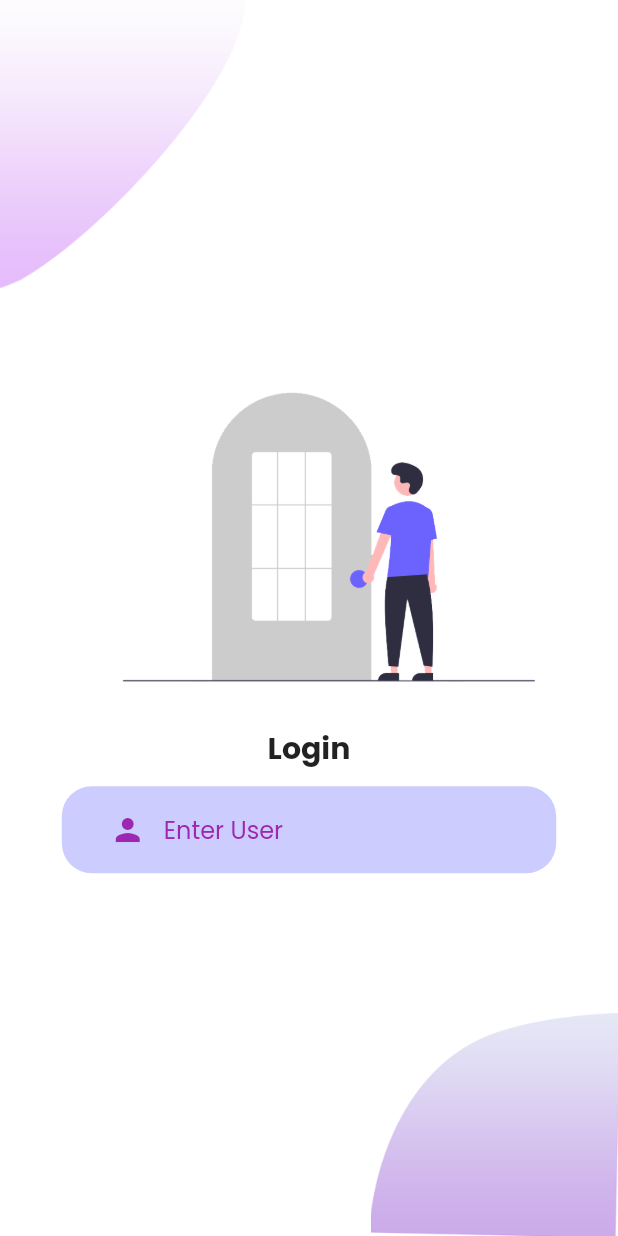
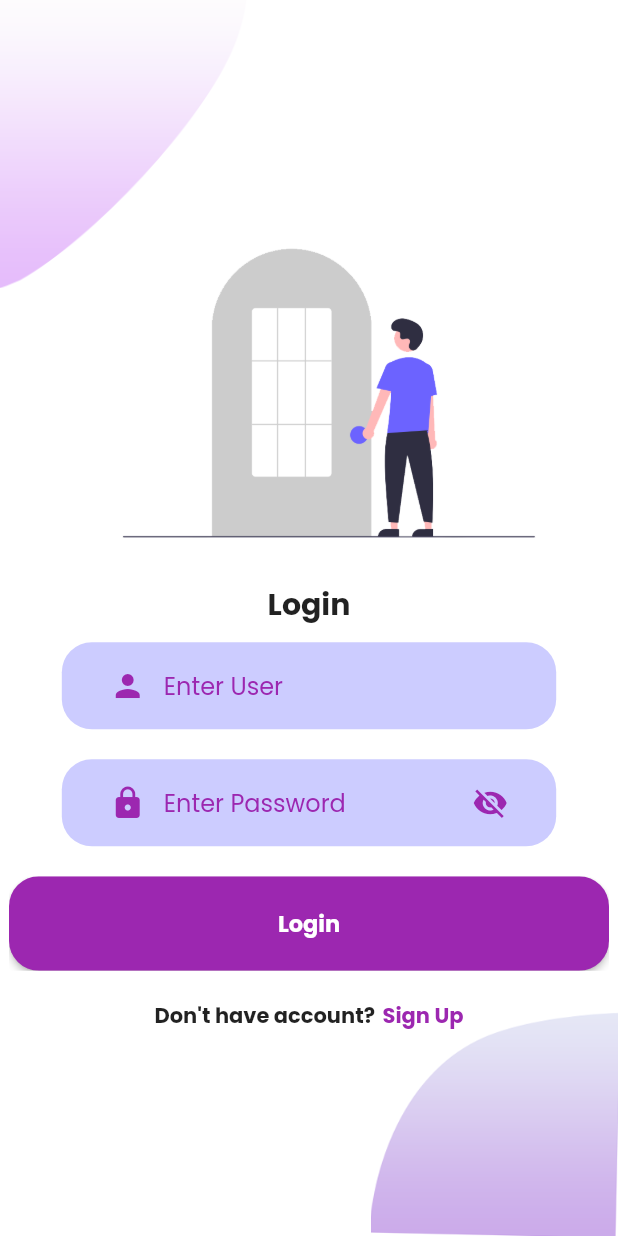
Before and after one commit to alishah514/attendance_management_system, a Flutter app: the screen it shows after launch, after a tap on "LOGIN", on a phone screen of 412 x 824 dp. Run offline on Flutter 3.47's test engine with Material 2 defaults, Android fonts, the phone set to English and light mode, and no system bars; our stand-ins replace google_fonts.

Commit message:
Day 5 completed login page design completed password visibility feature implemented

```diff
--- /dev/null
+++ b/lib/view/login/components/password_field.dart
@@ -0,0 +1,77 @@
+import 'package:flutter/material.dart';
+
+class UserPassTextField extends StatefulWidget {
+  UserPassTextField({
+    Key? key,
+    required this.userPassController,
+    required this.userPassErrorText,
+    required this.userPassHintText,
+    required this.userPassHintTextColor,
+    required this.userPassTextFieldPrefixIcon,
+    required this.userPassTextFieldPrefixIconColor,
+    required this.onUserPassValueChange,
+    required this.suffixIcon,
+    required this.suffixIconColor,
+  }) : super(key: key);
+
+  final TextEditingController userPassController;
+  final String userPassErrorText;
+  final String userPassHintText;
+  final Color userPassHintTextColor;
+  final IconData userPassTextFieldPrefixIcon;
+  final Color userPassTextFieldPrefixIconColor;
+  final Function onUserPassValueChange;
+  final IconData suffixIcon;
+  final Color suffixIconColor;
+
+  @override
+  State<UserPassTextField> createState() => _UserPassTextFieldState();
+}
+
+class _UserPassTextFieldState extends State<UserPassTextField> {
+  bool isPasswordVisible = false;
+
+  @override
+  Widget build(BuildContext context) {
+    return TextFormField(
+      controller: widget.userPassController,
+      validator: (value) {
+        if (value!.isEmpty) {
+          return widget.userPassErrorText;
+        } else {
+          return null;
+        }
+      },
+      onChanged: (value) {
+        widget.onUserPassValueChange(value);
+      },
+      cursorColor: Colors.black,
+      style: TextStyle(color: Theme.of(context).colorScheme.secondary),
+      obscureText: isPasswordVisible ? false : true,
+      decoration: InputDecoration(
+        hintText: widget.userPassHintText,
+        hintStyle: TextStyle(
+          color: widget.userPassHintTextColor,
+        ),
+        border: InputBorder.none,
+        prefixIcon: Icon(
+          widget.userPassTextFieldPrefixIcon,
+          color: widget.userPassTextFieldPrefixIconColor,
+        ),
+        suffixIcon: IconButton(
+          icon: isPasswordVisible
+              ? Icon(Icons.visibility)
+              : Icon(Icons.visibility_off),
+          color: widget.suffixIconColor,
+          onPressed: () {
+            print("hello");
+            //setstate and stateful widget in this page is used for toggle button in password
+            setState(() {
+              isPasswordVisible = !isPasswordVisible;
+            });
+          },
+        ),
+      ),
+    );
+  }
+}
--- a/lib/view/login/login_page.dart
+++ b/lib/view/login/login_page.dart
@@ -1,5 +1,11 @@
+// ignore_for_file: avoid_print
+
 import 'package:flutter/material.dart';
+import 'package:flutter_application_2/view/custom_widget/my_theme.dart';
 import 'package:flutter_application_2/view/login/components/login_background.dart';
+import 'package:flutter_application_2/view/login/components/password_field.dart';
+import 'package:flutter_application_2/view/signup/signup.dart';
+import 'package:flutter_application_2/view/welcome_page/components/customButton.dart';
 
 import 'components/textfield_decorator.dart';
 import 'components/userId_text_field.dart';
@@ -7,7 +13,7 @@ import 'components/userId_text_field.dart';
 class LoginPage extends StatelessWidget {
   final _formkey = GlobalKey<FormState>();
   TextEditingController useridController = TextEditingController();
-  TextEditingController passController = TextEditingController();
+  TextEditingController userPassController = TextEditingController();
   String userIdErrorText = "user id can not be empty";
   String userIdHintText = "Enter User";
   Color userIdHintTextColor = Colors.purple;
@@ -50,6 +56,64 @@ class LoginPage extends StatelessWidget {
                         },
                       ),
                     ),
+                    TextFieldDecorator(
+                      child: UserPassTextField(
+                        userPassController: userPassController,
+                        userPassErrorText: "password can't be empty",
+                        userPassHintText: "Enter Password",
+                        userPassHintTextColor: Colors.purple,
+                        suffixIcon: Icons.visibility_off,
+                        suffixIconColor: Colors.purple,
+                        userPassTextFieldPrefixIcon: Icons.lock,
+                        userPassTextFieldPrefixIconColor: Colors.purple,
+                        onUserPassValueChange: (value) {
+                          print("pass value $value");
+                        },
+                      ),
+                    ),
+                    const SizedBox(
+                      height: 10,
+                    ),
+                    customButton(
+                      buttonColor: MyTheme.loginButtonColor,
+                      buttonText: "Login",
+                      textColor: Colors.white,
+                      handleButtonClick: () {
+                        print("hello");
+                      },
+                    ),
+                    const SizedBox(
+                      height: 20,
+                    ),
+                    Row(
+                      mainAxisAlignment: MainAxisAlignment.center,
+                      children: [
+                        const Text(
+                          "Don't have account?",
+                          style: TextStyle(
+                            fontWeight: FontWeight.bold,
+                          ),
+                        ),
+                        const SizedBox(width: 5),
+                        InkWell(
+                          child: const Text(
+                            "Sign Up",
+                            style: TextStyle(
+                              fontWeight: FontWeight.bold,
+                              color: Colors.purple,
+                            ),
+                          ),
+                          onTap: () {
+                            Navigator.push(
+                              context,
+                              MaterialPageRoute(
+                                builder: (context) => const SignUp(),
+                              ),
+                            );
+                          },
+                        ),
+                      ],
+                    )
                   ],
                 ),
               )
--- /dev/null
+++ b/lib/view/signup/signup.dart
@@ -0,0 +1,14 @@
+import 'package:flutter/material.dart';
+
+class SignUp extends StatelessWidget {
+  const SignUp({Key? key}) : super(key: key);
+
+  @override
+  Widget build(BuildContext context) {
+    return const Scaffold(
+      body: Center(
+        child: Text("sign up page"),
+      ),
+    );
+  }
+}
--- a/lib/view/welcome/welcome_page.dart
+++ b/lib/view/welcome/welcome_page.dart
@@ -1,8 +1,7 @@
-import 'dart:js';
-
 import 'package:flutter/material.dart';
 import 'package:flutter_application_2/view/custom_widget/my_theme.dart';
 import 'package:flutter_application_2/view/login/login_page.dart';
+import 'package:flutter_application_2/view/signup/signup.dart';
 import 'package:flutter_application_2/view/welcome_page/components/background.dart';
 import 'package:flutter_application_2/view/welcome_page/components/customButton.dart';
 
@@ -43,7 +42,9 @@ class WelcomePage extends StatelessWidget {
                 buttonColor: MyTheme.signupButtonColor,
                 buttonText: "SIGNUP",
                 textColor: Colors.black,
-                handleButtonClick: signupButtonClickHandler,
+                handleButtonClick: () {
+                  signupButtonClickHandler(context);
+                },
               )
             ],
           ),
@@ -59,7 +60,9 @@ class WelcomePage extends StatelessWidget {
         context, MaterialPageRoute(builder: (Builder) => LoginPage()));
   }
 
-  signupButtonClickHandler() {
+  signupButtonClickHandler(BuildContext context) {
     print("Signup Clicked");
+
+    Navigator.push(context, MaterialPageRoute(builder: (Builder) => SignUp()));
   }
 }
```
